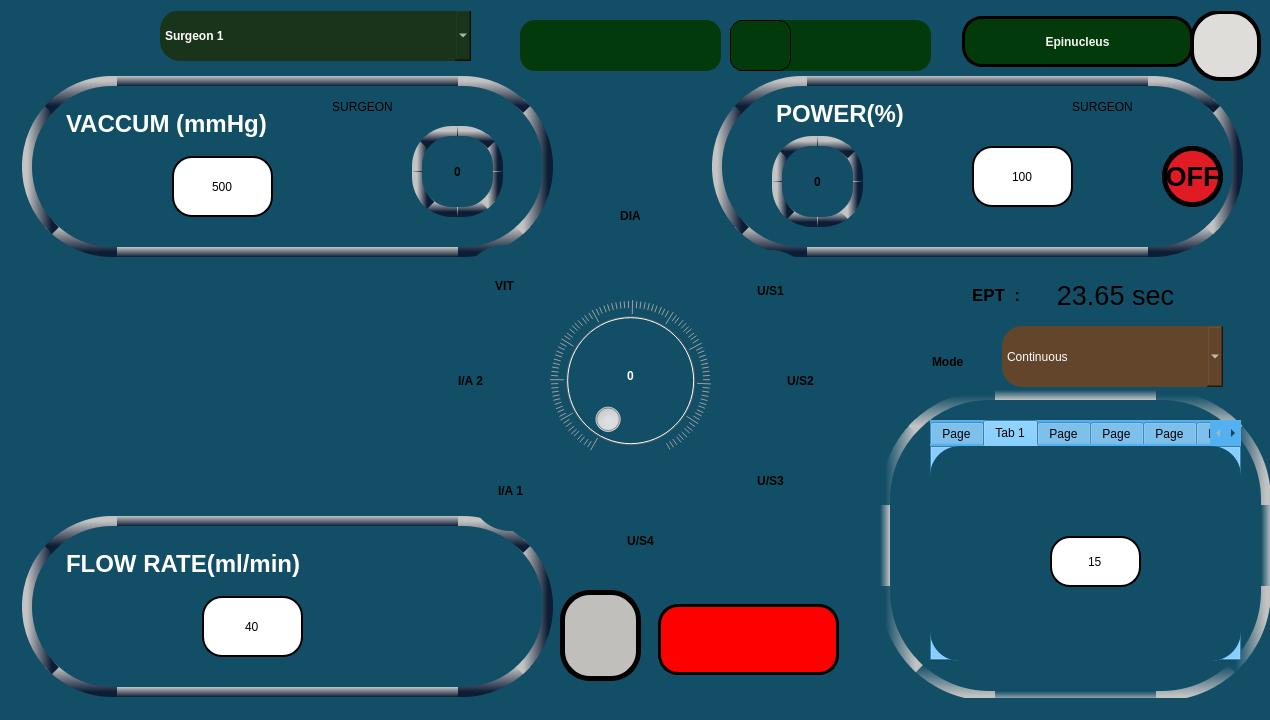
Above: mainwindow.ui from RISWANAAAA/venturiphaco before the change. Below: the same form after it.
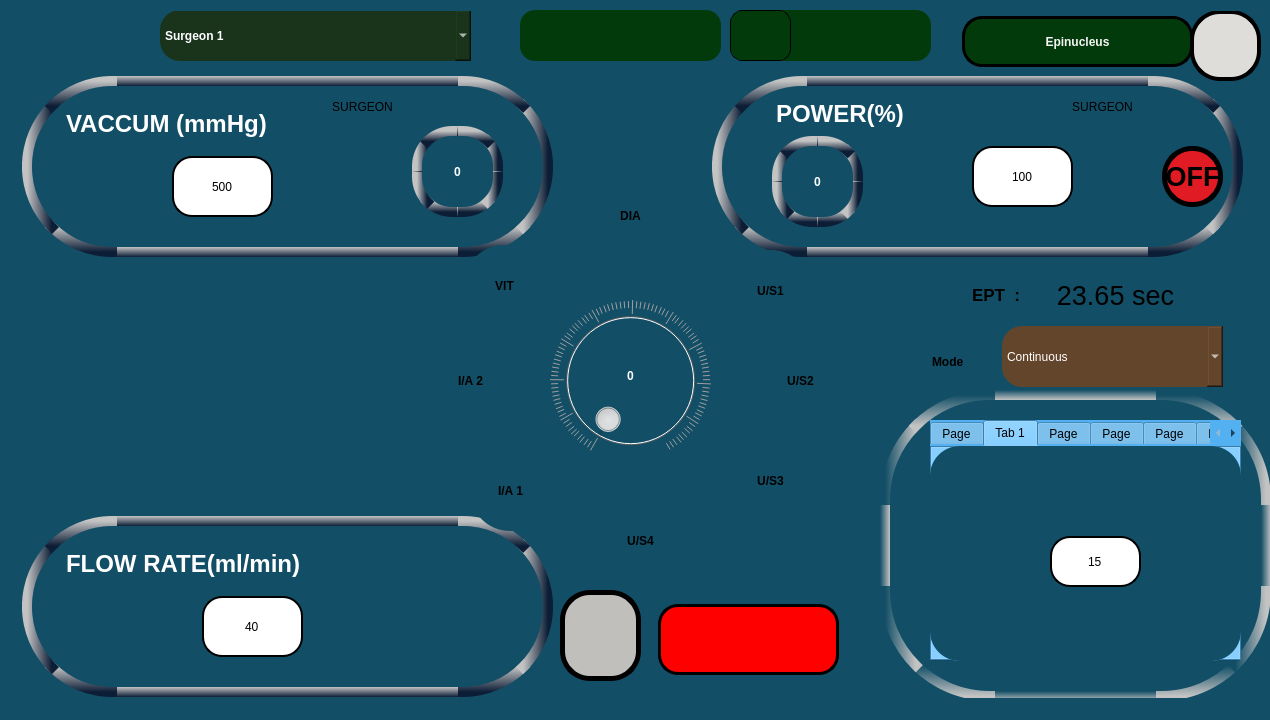
That is the form after the change. The open tabs and pages were chosen to show the change. Icons and pictures are not drawn.

```diff
--- a/mainwindow.ui
+++ b/mainwindow.ui
@@ -467,7 +467,8 @@
        </rect>
       </property>
       <property name="styleSheet">
-       <string notr="true">font:25pt &quot;Ubuntu&quot;;
+       <string notr="true">font:30pt &quot;Ubuntu&quot;;
+color: rgb(255, 255, 255);
 
 border:5px solid black;
 border-radius:40px;font-weight: bold;
@@ -612,7 +613,8 @@
        </rect>
       </property>
       <property name="styleSheet">
-       <string notr="true">font:25pt &quot;Ubuntu&quot;;
+       <string notr="true">font:30pt &quot;Ubuntu&quot;;
+color: rgb(255, 255, 255);
 
 border:5px solid black;
 border-radius:40px;font-weight: bold;
@@ -5696,7 +5698,7 @@
     <property name="geometry">
      <rect>
       <x>490</x>
-      <y>0</y>
+      <y>-10</y>
       <width>121</width>
       <height>91</height>
      </rect>
@@ -5714,7 +5716,7 @@
     <property name="geometry">
      <rect>
       <x>730</x>
-      <y>20</y>
+      <y>10</y>
       <width>61</width>
       <height>51</height>
      </rect>
@@ -5733,7 +5735,7 @@
     <property name="geometry">
      <rect>
       <x>520</x>
-      <y>20</y>
+      <y>10</y>
       <width>201</width>
       <height>51</height>
      </rect>
@@ -5756,7 +5758,7 @@
     <property name="geometry">
      <rect>
       <x>730</x>
-      <y>20</y>
+      <y>10</y>
       <width>201</width>
       <height>51</height>
      </rect>
```
Left out of the diff: 206 changed lines with no effect on the pictures.
